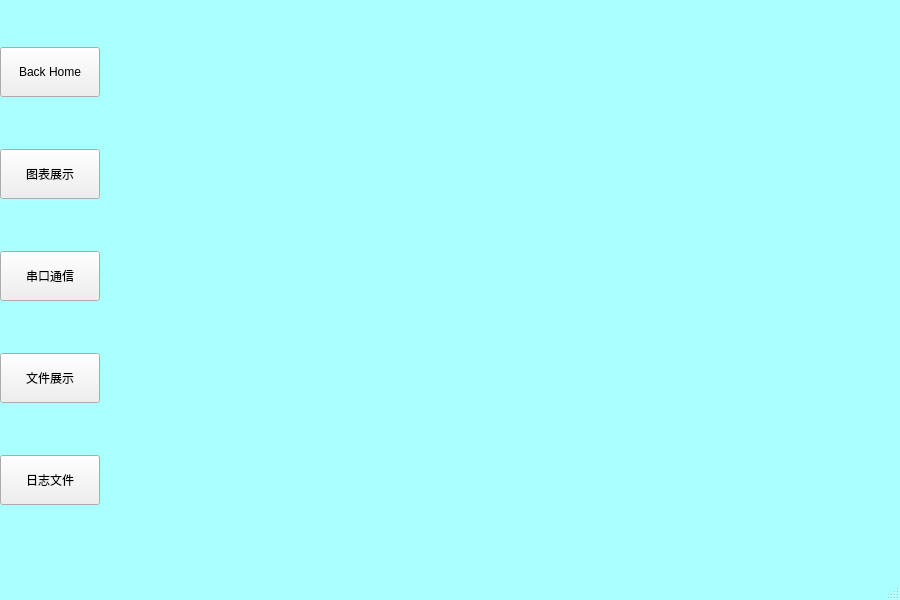
This is TestProject1/mainwindow.ui in ZJJLemon/Qt as Qt 5 draws it before an edit. The edited form follows.
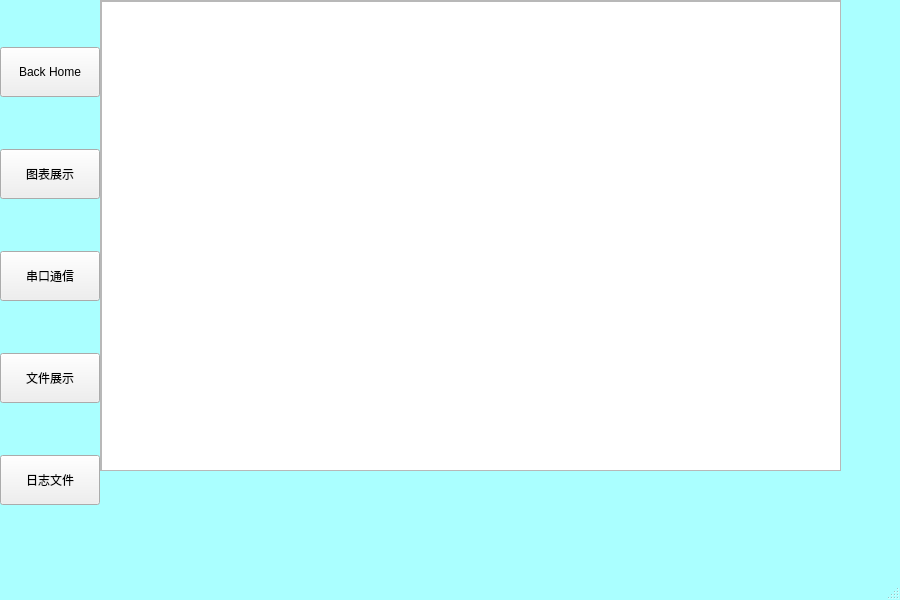
This is the edited form. Icons and pictures are not drawn. Custom widgets are drawn as their Qt base class.

The edit to the form file:
```diff
--- a/TestProject1/mainwindow.ui
+++ b/TestProject1/mainwindow.ui
@@ -460,9 +460,43 @@
       </property>
      </widget>
     </widget>
-    <widget class="QWidget" name="LogWidget"/>
+    <widget class="QWidget" name="LogWidget">
+     <widget class="QScrollArea" name="scrollArea_2">
+      <property name="geometry">
+       <rect>
+        <x>0</x>
+        <y>0</y>
+        <width>741</width>
+        <height>471</height>
+       </rect>
+      </property>
+      <property name="widgetResizable">
+       <bool>true</bool>
+      </property>
+      <widget class="QWidget" name="scrollAreaWidgetContents_2">
+       <property name="geometry">
+        <rect>
+         <x>0</x>
+         <y>0</y>
+         <width>739</width>
+         <height>469</height>
+        </rect>
+       </property>
+       <widget class="QTextEdit" name="debugEdit">
+        <property name="geometry">
+         <rect>
+          <x>0</x>
+          <y>0</y>
+          <width>741</width>
+          <height>471</height>
+         </rect>
+        </property>
+       </widget>
+      </widget>
+     </widget>
+    </widget>
    </widget>
-   <widget class="QWidget" name="">
+   <widget class="QWidget" name="layoutWidget">
     <property name="geometry">
      <rect>
       <x>0</x>
```
